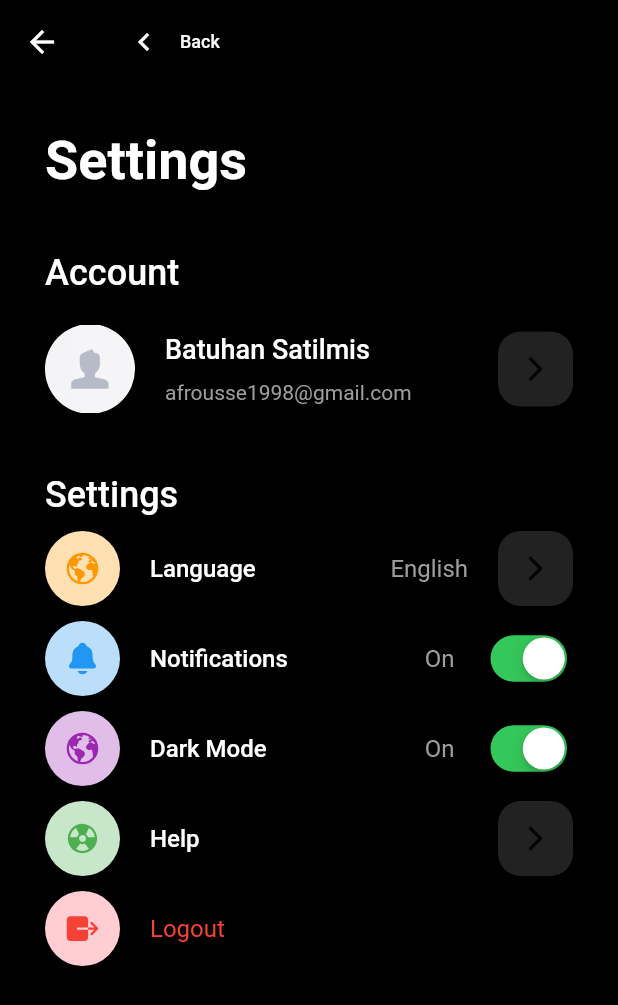
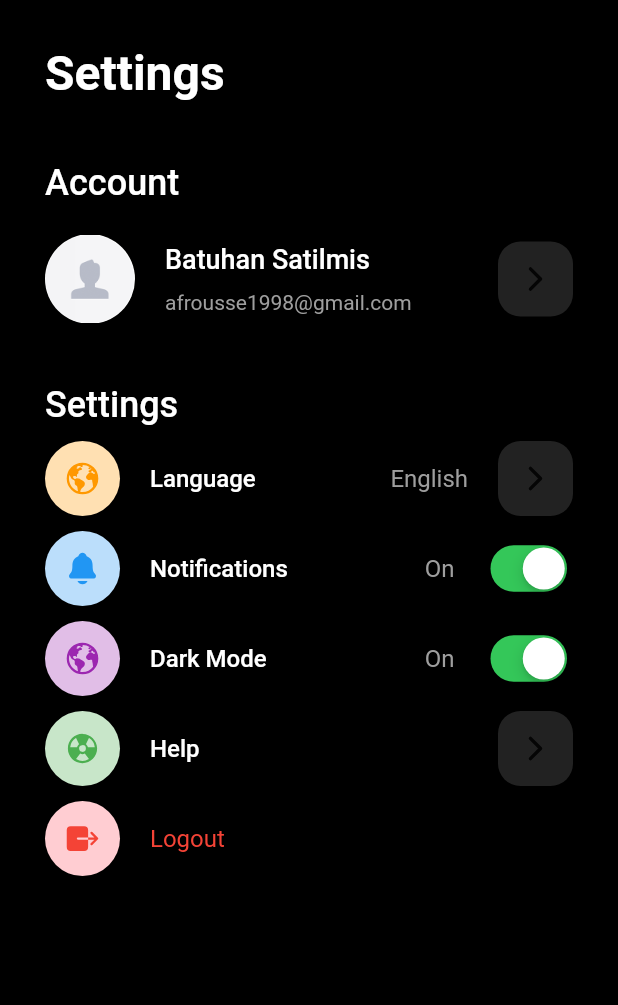
Before and after one commit to BatuhanSatilmis/Penny-Smart-Wallet, a Flutter app: the SettingsView screen opened by its route, on a phone screen of 412 x 824 dp. Shown: the top 1005 px of the screen. Run offline on Flutter 3.47's test engine with Material 2 defaults, Android fonts, the light colour scheme and no system bars; our stand-ins replace animate_do, auto_route, cloud_firestore, firebase_auth, firebase_core, hive and 4 more; accounts and stored records are empty.

Commit message:
add ✨ : update somthng

```diff
--- a/penny_smart_wallet_app/lib/app/views/view_settings/settings_view.dart
+++ b/penny_smart_wallet_app/lib/app/views/view_settings/settings_view.dart
@@ -24,7 +24,6 @@ class _SettingsViewState extends State<SettingsView> {
   Widget build(BuildContext context) {
     return Scaffold(
       backgroundColor: Colors.black,
-      appBar: _customAppBar(context),
       body: SingleChildScrollView(
         child: Padding(
           padding: const EdgeInsets.all(30),
@@ -34,7 +33,7 @@ class _SettingsViewState extends State<SettingsView> {
               const Text(
                 "Settings",
                 style: TextStyle(
-                  fontSize: 36,
+                  fontSize: 32,
                   fontWeight: FontWeight.bold,
                   color: Colors.white,
                 ),
@@ -154,34 +153,3 @@ class _SettingsViewState extends State<SettingsView> {
     );
   }
 }
-
-AppBar _customAppBar(BuildContext context) {
-  return AppBar(
-    backgroundColor: Colors.black,
-    elevation: 0,
-    title: Align(
-      alignment: Alignment.centerLeft,
-      child: Row(
-        children: <Widget>[
-          IconButton(
-            icon: Icon(
-              Icons.keyboard_arrow_left,
-              color: Colors.grey.shade50,
-            ),
-            onPressed: () {
-              context.replaceRoute(BottomViewRoute());
-            },
-          ),
-          Text(
-            'Back',
-            style: TextStyle(
-              fontSize: 12,
-              fontWeight: FontWeight.w500,
-              color: Colors.grey.shade50,
-            ),
-          ),
-        ],
-      ),
-    ),
-  );
-}
```
Also changed, not shown: penny_smart_wallet_app/lib/app/views/view_calculation/calculation.dart (+7 -8 lines).
